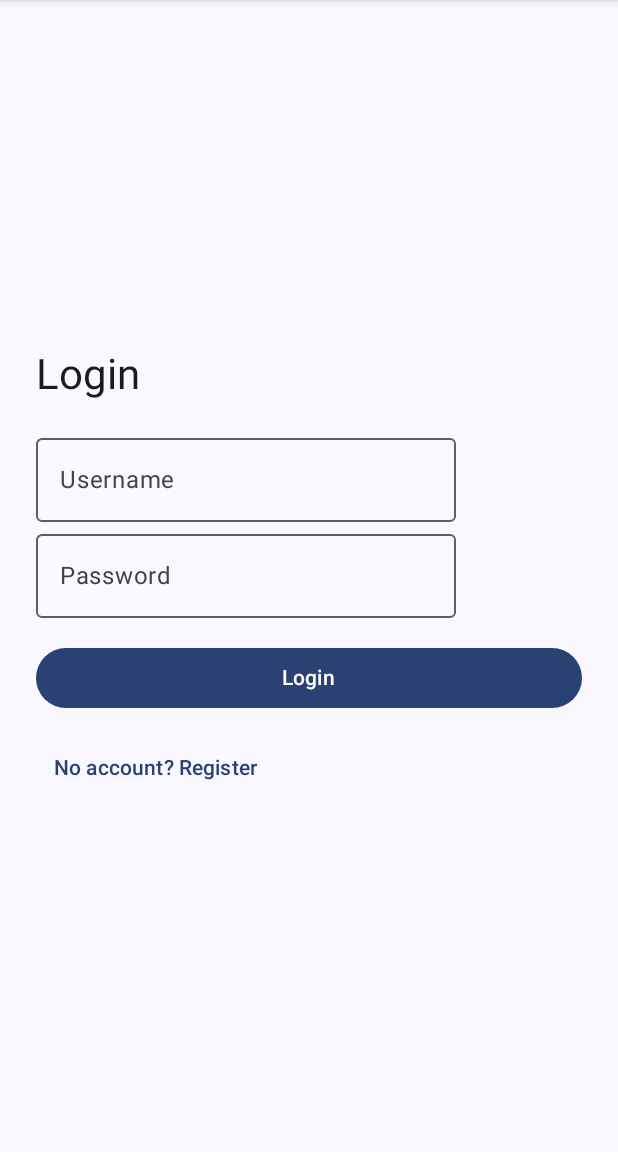
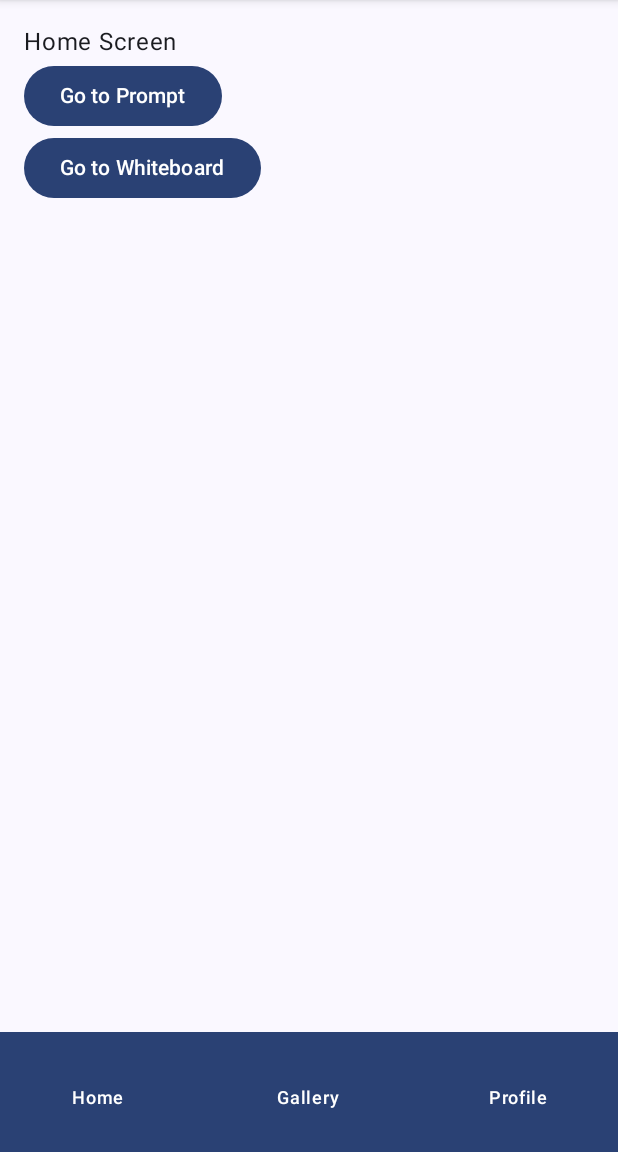
Before and after one commit to wjb035/403-project, an Android app built with Jetpack Compose: the screen it shows after launch (MainActivity), on a phone screen of 412 x 824 dp, the part 84-1236 px from its top. Run offline under Robolectric (Android 15) with nearby library versions, the phone set to English and light mode, and no system bars; 1 statement that could not run was skipped.

Commit message:
skippin glogin screen for debug

```diff
--- a/app/src/main/java/com/example/drawingapp/MainActivity.kt
+++ b/app/src/main/java/com/example/drawingapp/MainActivity.kt
@@ -69,7 +69,7 @@ class MainActivity : ComponentActivity() {
                 ) {innerPadding ->
                     NavHost(
                         navController = navController,
-                        startDestination = "login",
+                        startDestination = "home",
                         modifier = Modifier.padding(innerPadding)
                     ){
                         // All the different routes. Each one is given a reference
```
